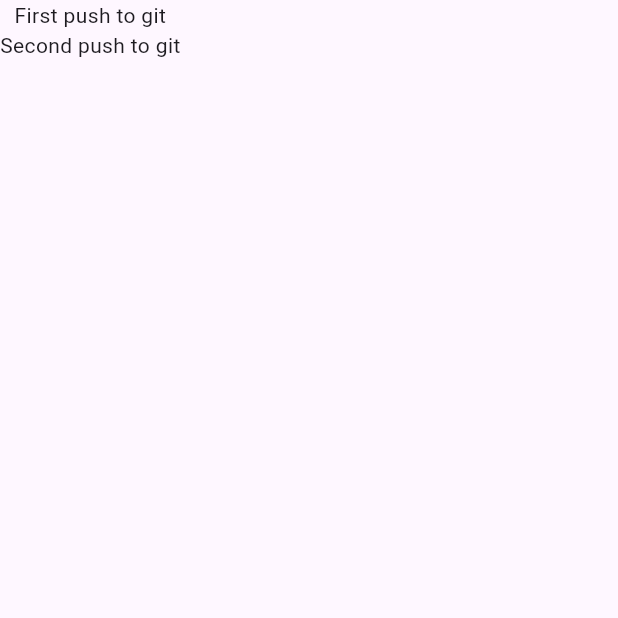
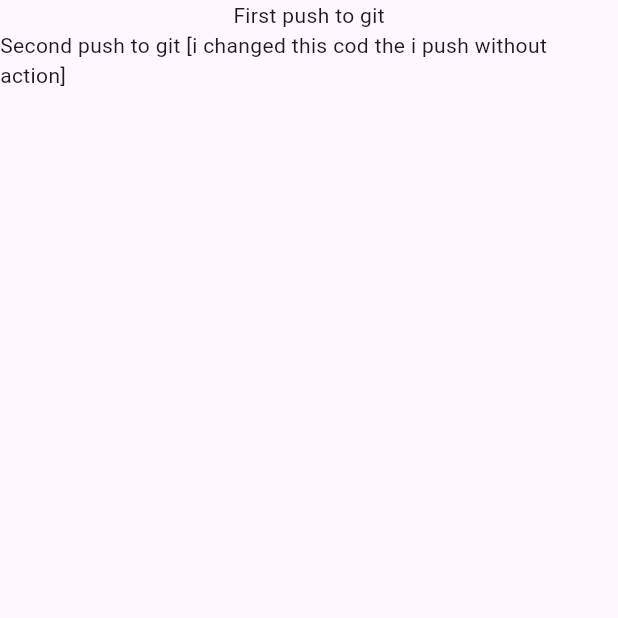
Before and after one commit to Keerthana2719/Testgitaction, a Flutter app: the screen it shows after launch, on a phone screen of 412 x 824 dp, the top half of it. Run offline on Flutter 3.47's test engine with Material 3 defaults, Android fonts, the phone set to English and light mode, and no system bars.

Commit message:
push after action set then change my code

```diff
--- a/lib/home.dart
+++ b/lib/home.dart
@@ -14,7 +14,7 @@ class _SamplegitactionState extends State<Samplegitaction> {
       body: Column(
         children: [
           Text("First push to git"),
-          Text("Second push to git")
+          Text("Second push to git [i changed this cod the i push without action]")
         ],
       ),
     );
```
